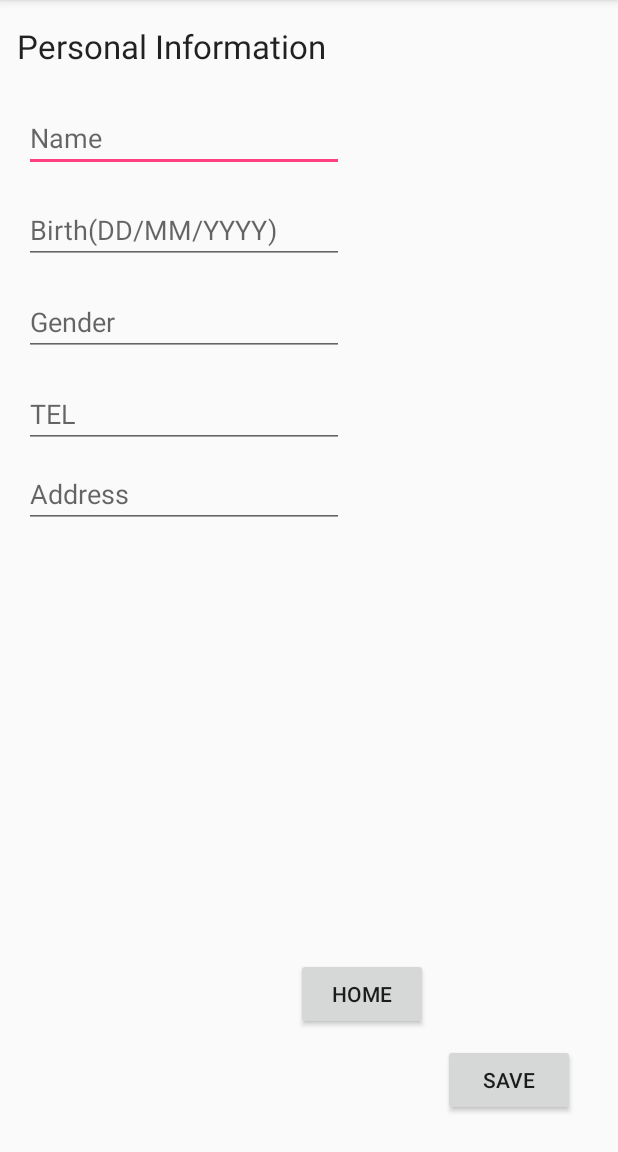
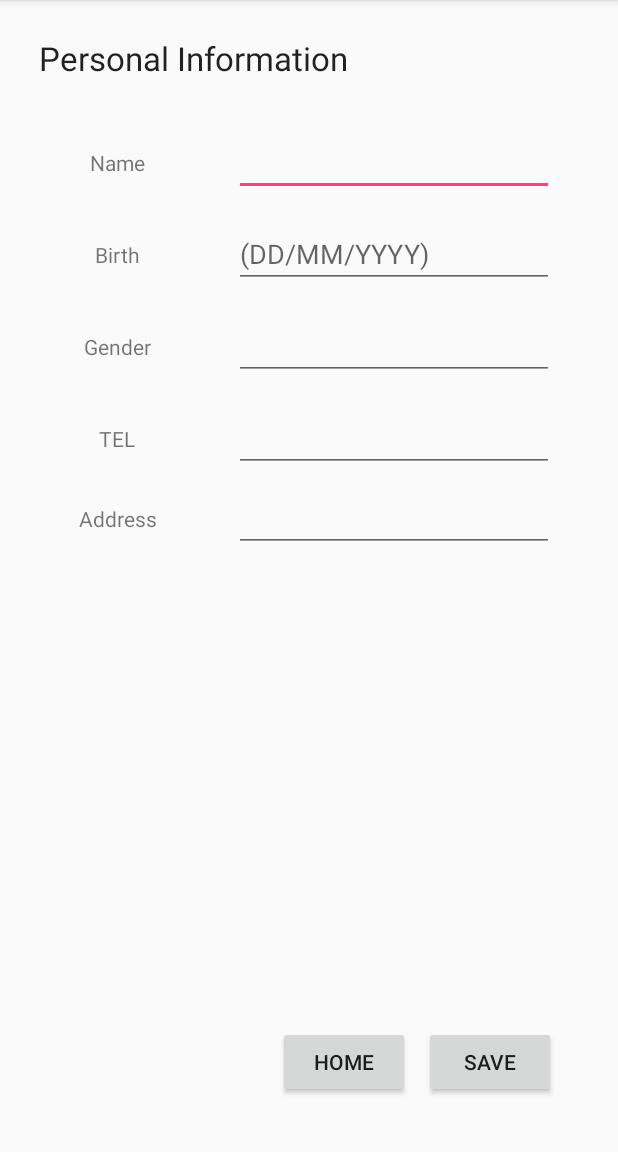
Before and after one commit to hanktom/Shapi, an Android app: the PersonalDataActivity screen opened directly, with no data from a screen before it, on a phone screen of 412 x 824 dp, the part 84-1236 px from its top. Run offline under Robolectric (Android 15) with nearby library versions, the phone set to English and light mode, and no system bars; 5 statements that could not run were skipped.

Commit message:
修改layout，多國語言加入繁體中文

```diff
--- a/app/src/main/java/com/fju/shapi/PersonalDataActivity.java
+++ b/app/src/main/java/com/fju/shapi/PersonalDataActivity.java
@@ -45,6 +45,7 @@ public class PersonalDataActivity extends AppCompatActivity {
         edAddress = findViewById(R.id.ed_PD_address);
         count = 0;
     }
+
     public void save(View view) {
         findViews();
         String tmpName = edName.getText().toString();
--- a/app/src/main/res/layout/activity_personal_data.xml
+++ b/app/src/main/res/layout/activity_personal_data.xml
@@ -10,9 +10,10 @@
         android:id="@+id/tv-PD-title"
         android:layout_width="wrap_content"
         android:layout_height="wrap_content"
-        android:layout_marginTop="16dp"
+        android:layout_marginStart="16dp"
+        android:layout_marginTop="24dp"
         android:layout_marginEnd="8dp"
-        android:text="Personal Information"
+        android:text="@string/personal_information"
         android:textAppearance="@style/TextAppearance.AppCompat.Large"
         app:layout_constraintEnd_toEndOf="parent"
         app:layout_constraintHorizontal_bias="0.056"
@@ -24,65 +25,63 @@
         android:layout_width="wrap_content"
         android:layout_height="wrap_content"
         android:layout_marginStart="8dp"
-        android:layout_marginEnd="8dp"
-        android:layout_marginBottom="24dp"
+        android:layout_marginEnd="40dp"
         android:onClick="save"
-        android:text="save"
-        app:layout_constraintBottom_toBottomOf="parent"
+        android:text="@string/save"
+        android:textAllCaps="true"
+        app:layout_constraintBottom_toBottomOf="@+id/btn-PD-home"
         app:layout_constraintEnd_toEndOf="parent"
-        app:layout_constraintHorizontal_bias="0.932"
-        app:layout_constraintStart_toStartOf="parent" />
+        app:layout_constraintHorizontal_bias="0.5"
+        app:layout_constraintStart_toEndOf="@+id/btn-PD-home"
+        app:layout_constraintTop_toTopOf="@+id/btn-PD-home"
+        app:layout_constraintVertical_bias="0.0" />
 
     <EditText
         android:id="@+id/ed-PD-name"
         android:layout_width="0dp"
         android:layout_height="wrap_content"
-        android:layout_marginStart="16dp"
-        android:layout_marginTop="24dp"
+        android:layout_marginStart="8dp"
+        android:layout_marginTop="32dp"
         android:ems="10"
-        android:hint="Name"
         android:inputType="textPersonName"
-        app:layout_constraintStart_toStartOf="parent"
+        app:layout_constraintStart_toStartOf="@+id/guideline"
         app:layout_constraintTop_toBottomOf="@+id/tv-PD-title" />
 
     <EditText
         android:id="@+id/ed-PD-gender"
         android:layout_width="0dp"
         android:layout_height="wrap_content"
-        android:layout_marginStart="16dp"
         android:layout_marginTop="16dp"
         android:ems="10"
-        android:hint="Gender"
         android:inputType="textPersonName"
         app:layout_constraintEnd_toEndOf="@+id/ed-PD-birth"
-        app:layout_constraintStart_toStartOf="parent"
+        app:layout_constraintHorizontal_bias="1.0"
+        app:layout_constraintStart_toStartOf="@+id/ed-PD-birth"
         app:layout_constraintTop_toBottomOf="@+id/ed-PD-birth" />
 
     <EditText
         android:id="@+id/ed-PD-birth"
         android:layout_width="0dp"
         android:layout_height="wrap_content"
-        android:layout_marginStart="16dp"
         android:layout_marginTop="16dp"
         android:ems="10"
-        android:hint="Birth(DD/MM/YYYY)"
+        android:hint="@string/dd_mm_yyyy"
         android:inputType="textPersonName"
         app:layout_constraintEnd_toEndOf="@+id/ed-PD-name"
-        app:layout_constraintStart_toStartOf="parent"
+        app:layout_constraintStart_toStartOf="@+id/ed-PD-name"
         app:layout_constraintTop_toBottomOf="@+id/ed-PD-name" />
 
     <EditText
         android:id="@+id/ed-PD-address"
         android:layout_width="0dp"
         android:layout_height="wrap_content"
-        android:layout_marginStart="16dp"
         android:layout_marginTop="8dp"
         android:layout_marginBottom="164dp"
         android:ems="10"
-        android:hint="Address"
         android:inputType="textMultiLine"
         app:layout_constraintBottom_toBottomOf="parent"
-        app:layout_constraintStart_toStartOf="parent"
+        app:layout_constraintEnd_toEndOf="@+id/ed-PD-tel"
+        app:layout_constraintStart_toStartOf="@+id/ed-PD-tel"
         app:layout_constraintTop_toBottomOf="@+id/ed-PD-tel"
         app:layout_constraintVertical_bias="0.0" />
 
@@ -90,25 +89,96 @@
         android:id="@+id/ed-PD-tel"
         android:layout_width="0dp"
         android:layout_height="wrap_content"
-        android:layout_marginStart="16dp"
         android:layout_marginTop="16dp"
         android:ems="10"
-        android:hint="TEL"
         android:inputType="number"
-        app:layout_constraintStart_toStartOf="parent"
+        app:layout_constraintEnd_toEndOf="@+id/ed-PD-gender"
+        app:layout_constraintStart_toStartOf="@+id/ed-PD-gender"
         app:layout_constraintTop_toBottomOf="@+id/ed-PD-gender" />
 
     <Button
         android:id="@+id/btn-PD-home"
         android:layout_width="wrap_content"
         android:layout_height="wrap_content"
-        android:layout_marginStart="8dp"
-        android:text="home"
+        android:layout_marginStart="36dp"
+        android:layout_marginBottom="36dp"
+        android:text="@string/home"
         app:layout_constraintBottom_toBottomOf="parent"
         app:layout_constraintEnd_toStartOf="@+id/btn-PD-save"
-        app:layout_constraintHorizontal_bias="0.951"
+        app:layout_constraintHorizontal_bias="0.5"
+        app:layout_constraintStart_toEndOf="@+id/guideline"
+        app:layout_constraintStart_toStartOf="@+id/guideline" />
+
+    <TextView
+        android:id="@+id/tv-PD-name"
+        android:layout_width="0dp"
+        android:layout_height="wrap_content"
+        android:layout_marginStart="16dp"
+        android:layout_marginEnd="16dp"
+        android:text="@string/name"
+        android:textAlignment="center"
+        app:layout_constraintBottom_toBottomOf="@+id/ed-PD-name"
+        app:layout_constraintEnd_toStartOf="@+id/ed-PD-name"
         app:layout_constraintStart_toStartOf="parent"
-        app:layout_constraintTop_toBottomOf="@+id/ed-PD-address"
-        app:layout_constraintVertical_bias="0.779" />
+        app:layout_constraintTop_toTopOf="@+id/ed-PD-name" />
+
+    <TextView
+        android:id="@+id/tv-PD-birth"
+        android:layout_width="0dp"
+        android:layout_height="wrap_content"
+        android:layout_marginStart="8dp"
+        android:layout_marginEnd="8dp"
+        android:text="@string/birth"
+        android:textAlignment="center"
+        app:layout_constraintBottom_toBottomOf="@+id/ed-PD-birth"
+        app:layout_constraintEnd_toStartOf="@+id/ed-PD-birth"
+        app:layout_constraintStart_toStartOf="parent"
+        app:layout_constraintTop_toTopOf="@+id/ed-PD-birth" />
+
+    <TextView
+        android:id="@+id/tv-PD-gender"
+        android:layout_width="0dp"
+        android:layout_height="wrap_content"
+        android:layout_marginStart="8dp"
+        android:layout_marginEnd="8dp"
+        android:text="@string/gender"
+        android:textAlignment="center"
+        app:layout_constraintBottom_toBottomOf="@+id/ed-PD-gender"
+        app:layout_constraintEnd_toStartOf="@+id/ed-PD-gender"
+        app:layout_constraintStart_toStartOf="parent"
+        app:layout_constraintTop_toTopOf="@+id/ed-PD-gender" />
+
+    <TextView
+        android:id="@+id/tv-PD-tel"
+        android:layout_width="0dp"
+        android:layout_height="wrap_content"
+        android:layout_marginStart="8dp"
+        android:layout_marginEnd="8dp"
+        android:text="@string/tel"
+        android:textAlignment="center"
+        app:layout_constraintBottom_toBottomOf="@+id/ed-PD-tel"
+        app:layout_constraintEnd_toStartOf="@+id/ed-PD-tel"
+        app:layout_constraintStart_toStartOf="parent"
+        app:layout_constraintTop_toTopOf="@+id/ed-PD-tel" />
+
+    <TextView
+        android:id="@+id/tv-PD-address"
+        android:layout_width="wrap_content"
+        android:layout_height="wrap_content"
+        android:layout_marginStart="8dp"
+        android:layout_marginEnd="8dp"
+        android:text="@string/address"
+        android:textAlignment="center"
+        app:layout_constraintBottom_toBottomOf="@+id/ed-PD-address"
+        app:layout_constraintEnd_toStartOf="@+id/ed-PD-address"
+        app:layout_constraintStart_toStartOf="parent"
+        app:layout_constraintTop_toTopOf="@+id/ed-PD-address" />
+
+    <android.support.constraint.Guideline
+        android:id="@+id/guideline"
+        android:layout_width="wrap_content"
+        android:layout_height="wrap_content"
+        android:orientation="vertical"
+        app:layout_constraintGuide_end="264dp" />
 
 </android.support.constraint.ConstraintLayout>
--- a/app/src/main/res/values/colors.xml
+++ b/app/src/main/res/values/colors.xml
@@ -2,5 +2,5 @@
 <resources>
     <color name="colorPrimary">#3F51B5</color>
     <color name="colorPrimaryDark">#303F9F</color>
-    <color name="colorAccent">#FF4081</color>
+    <color name="colorAccent">#ff4081</color>
 </resources>
--- a/app/src/main/res/values/strings.xml
+++ b/app/src/main/res/values/strings.xml
@@ -1,3 +1,12 @@
 <resources>
     <string name="app_name">Shapi</string>
+    <string name="personal_information">Personal Information</string>
+    <string name="save">save</string>
+    <string name="name">Name</string>
+    <string name="gender">Gender</string>
+    <string name="dd_mm_yyyy">(DD/MM/YYYY)</string>
+    <string name="address">Address</string>
+    <string name="tel">TEL</string>
+    <string name="home">home</string>
+    <string name="birth">Birth</string>
 </resources>
```
Also changed, not shown: 1 other file.
